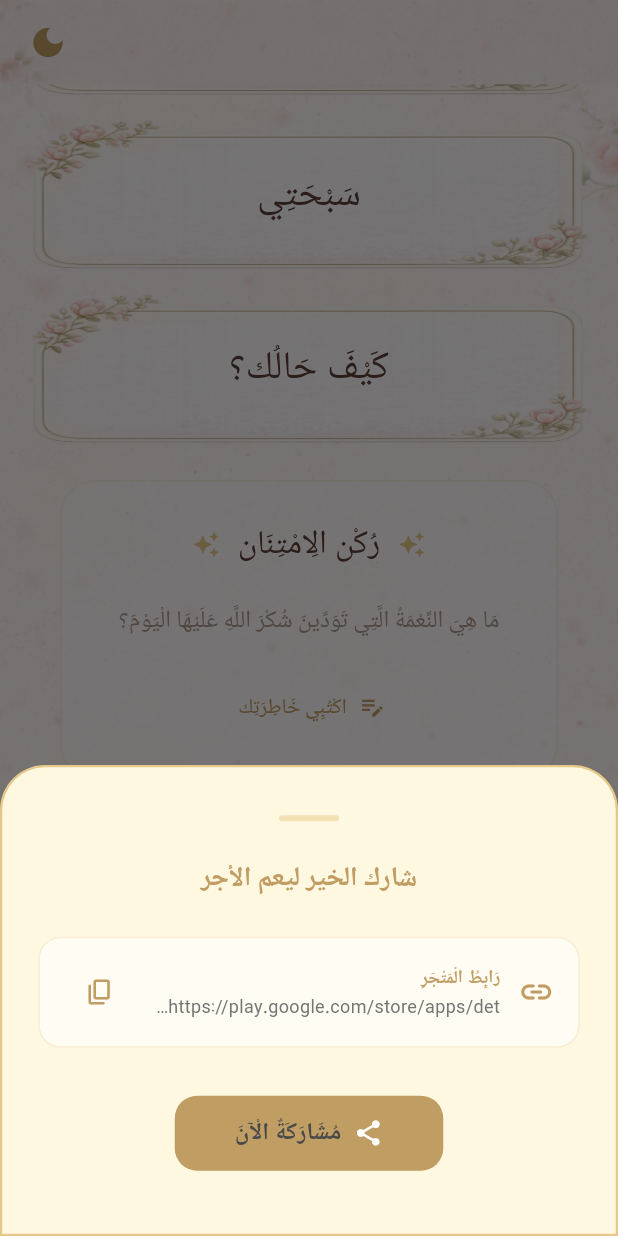
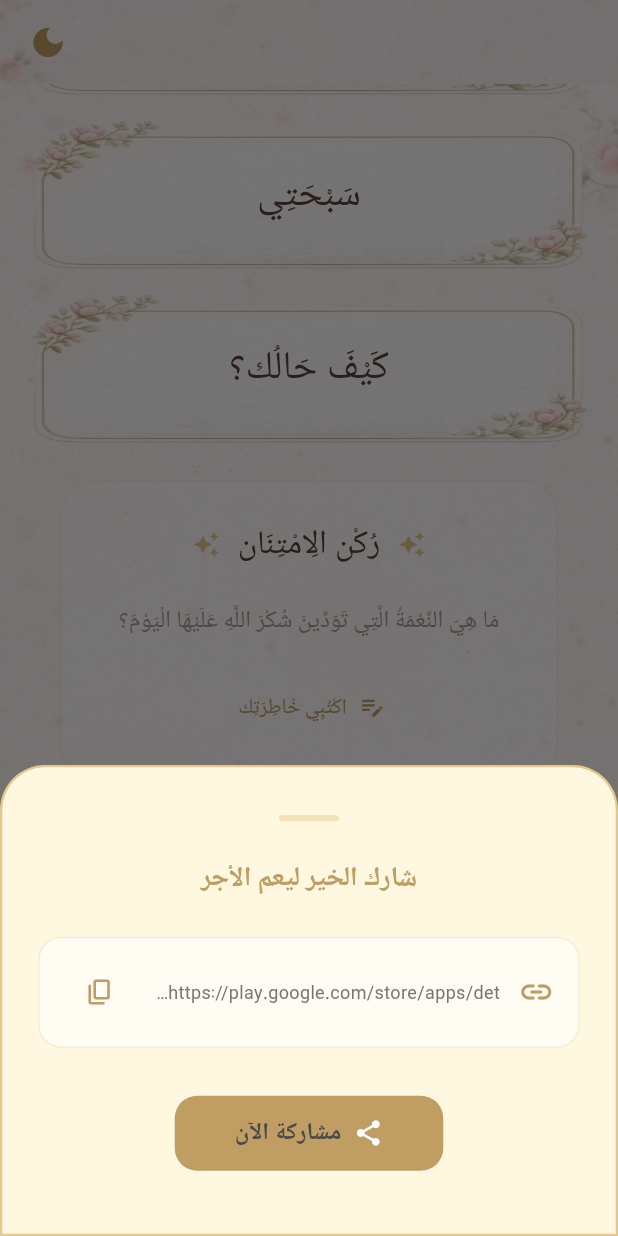
Before and after one commit to AlloucheKarim/adkar, a Flutter app: the screen it shows after launch, scrolled down 453 dp, after a tap on the "share" icon, on a phone screen of 412 x 824 dp. Run offline on Flutter 3.47's test engine with Material 3 defaults, Android fonts, the phone set to English and light mode, and no system bars; our stand-ins replace adhan, geolocator, google_fonts, hijri, share_plus, shared_preferences; Roboto replaces fonts that are missing (NotoNaskhArabic, Thuluth).

Commit message:
feat: Implement share sheet, and platform utilities, with updated Android build configuration and app version.

```diff
--- a/lib/core/platform_utils.dart
+++ b/lib/core/platform_utils.dart
@@ -3,7 +3,7 @@ import 'package:flutter/foundation.dart' show kIsWeb;
 
 class PlatformUtils {
   static const String androidStoreUrl =
-      'https://play.google.com/store/apps/details?id=com.adkar.app';
+      'https://play.google.com/store/apps/details?id=com.adhkars.app.adhkars_app';
   static const String iosStoreUrl = 'https://apps.apple.com/app/id123456789';
 
   static String get currentStoreUrl {
--- a/lib/core/prayer_service.dart
+++ b/lib/core/prayer_service.dart
@@ -3,7 +3,7 @@ import 'package:flutter/foundation.dart';
 import 'package:adhan/adhan.dart';
 import 'package:geolocator/geolocator.dart';
 import 'package:shared_preferences/shared_preferences.dart';
-
+import 'package:hijri/hijri_calendar.dart';
 class PrayerService extends ChangeNotifier {
   static final PrayerService _instance = PrayerService._internal();
   factory PrayerService() => _instance;
@@ -23,6 +23,19 @@ class PrayerService extends ChangeNotifier {
   String? get errorMessage => _errorMessage;
   bool get hasData => _prayerTimes != null;
 
+  // Location-based dates
+  DateTime get currentDate => DateTime.now();
+
+  HijriCalendar get currentHijriDate {
+    final now = DateTime.now();
+    var hDate = HijriCalendar.fromDate(now);
+    final maghribTime = getTimeForPrayer(Prayer.maghrib);
+    // In Islam, the new day starts exactly at Maghrib
+    if (maghribTime != null && now.isAfter(maghribTime)) {
+      hDate = HijriCalendar.fromDate(now.add(const Duration(days: 1)));
+    }
+    return hDate;
+  }
   // Prayer names in Arabic
   static const Map<Prayer, String> prayerNames = {
     Prayer.fajr: 'الْفَجْر',
--- a/lib/features/home/home_screen.dart
+++ b/lib/features/home/home_screen.dart
@@ -1,7 +1,7 @@
 import 'dart:ui';
 import 'package:flutter/material.dart';
 import '../../core/utils.dart';
-import 'package:hijri/hijri_calendar.dart';
+
 import '../../core/design_system.dart';
 import '../../core/progress_service.dart';
 import '../../shared/scaffold_with_background.dart';
@@ -108,13 +108,14 @@ class _HomeScreenState extends State<HomeScreen>
 
   @override
   Widget build(BuildContext context) {
-    final now = DateTime.now();
+    final prayerService = PrayerService();
+    final now = prayerService.currentDate;
     final dayName = _getArabicDayName(now.weekday);
     final gregorianDay = now.day;
     final gregorianMonth = _getArabicGregorianMonth(now.month);
     final gregorianYear = now.year;
 
-    final hijriDate = HijriCalendar.now();
+    final hijriDate = prayerService.currentHijriDate;
     final hijriMonth = _getArabicHijriMonth(hijriDate.hMonth);
 
     // Formatting date parts
--- a/lib/features/home/widgets/share_sheet.dart
+++ b/lib/features/home/widgets/share_sheet.dart
@@ -84,13 +84,12 @@ class ShareSheet extends StatelessWidget {
           ),
           const SizedBox(height: 24),
           LinkRow(
-            label: 'رَابِطُ الْمَتْجَرِ',
             link: PlatformUtils.currentStoreUrl,
             icon: Icons.link_rounded,
             onCopy: () => _copyToClipboard(
               context,
               '$shareText\n\n${PlatformUtils.currentStoreUrl}',
-              'الرِّسَالَةُ',
+              'التطبيق',
             ),
             isNightMode: isNightMode,
           ),
@@ -104,7 +103,7 @@ class ShareSheet extends StatelessWidget {
             },
             icon: const Icon(Icons.share_rounded, size: 20),
             label: Text(
-              'مُشَارَكَةٌ الْآنَ'.preventOrphan(),
+              'مشاركة الآن'.preventOrphan(),
               style: AppTypography.arabic(
                 fontSize: 16,
               ).copyWith(fontWeight: FontWeight.bold),
--- a/pubspec.yaml
+++ b/pubspec.yaml
@@ -16,7 +16,7 @@ publish_to: 'none' # Remove this line if you wish to publish to pub.dev
 # https://developer.apple.com/library/archive/documentation/General/Reference/InfoPlistKeyReference/Articles/CoreFoundationKeys.html
 # In Windows, build-name is used as the major, minor, and patch parts
 # of the product and file versions while build-number is used as the build suffix.
-version: 1.0.0+4
+version: 1.0.0+6
 
 environment:
   sdk: ^3.10.7
```
Also changed, not shown: 2 other files.
